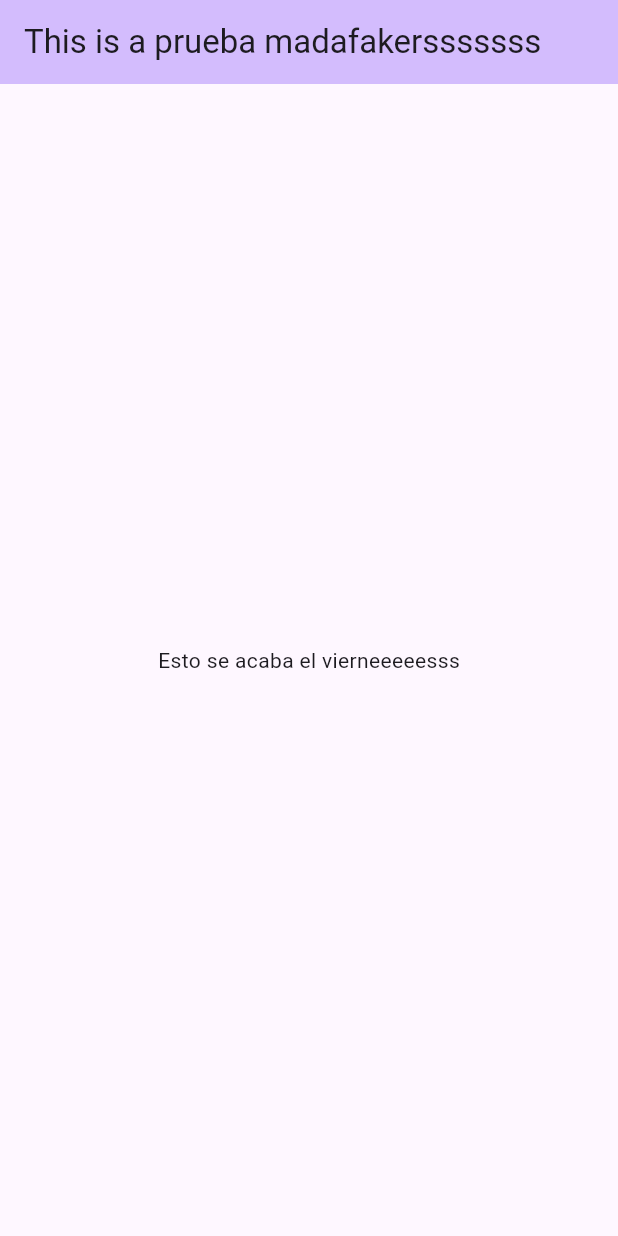
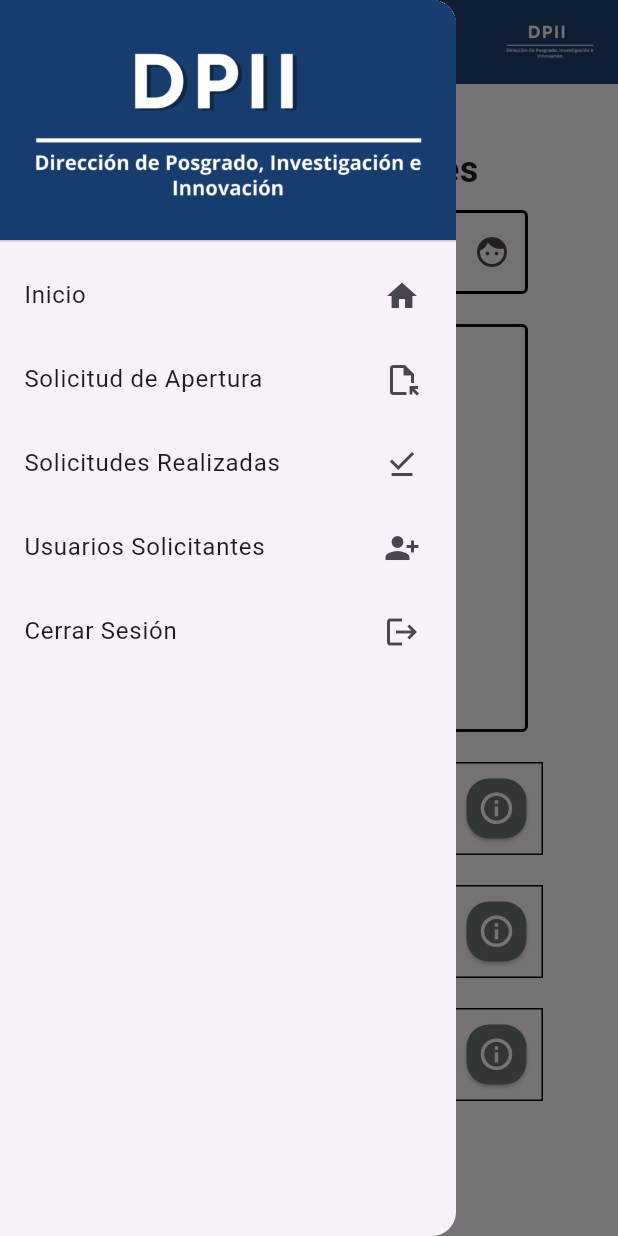
Before and after one commit to GabePay/app-dpii, a Flutter app: the screen it shows after launch, with the side drawer open (before the commit the screen has no drawer), on a phone screen of 412 x 824 dp. Run offline on Flutter 3.47's test engine with Material 3 defaults, Android fonts, the phone set to English and light mode, and no system bars; missing offline and left inert: dart:js, dart:js_interop.

Commit message:
Creacion de Widgets y Components

```diff
--- /dev/null
+++ b/lib/components/DrawerApp.dart
@@ -0,0 +1,59 @@
+import 'package:flutter/cupertino.dart';
+import 'package:flutter/material.dart';
+//Utils
+import 'package:app_dpii/utils/images.dart' as images;
+
+import '../main.dart';
+class DrawerApp extends StatelessWidget{
+  late final MyAppState appState;
+
+  DrawerApp({required this.appState});
+
+  @override
+  Widget build(BuildContext context){
+    return Drawer(
+      child: ListView(
+        padding: EdgeInsets.zero,
+        children: [
+          DrawerHeader(child: Column(
+            mainAxisAlignment: MainAxisAlignment.center,
+            crossAxisAlignment: CrossAxisAlignment.center,
+            children: [
+              Image.asset(
+                images.appLogo,
+                height: 135,
+              ),
+            ],
+          ),
+            decoration: const BoxDecoration(color:Color(0xff173D6E)),
+          ),
+          ListTile(
+            title: Text("Inicio"),
+            trailing: Icon(Icons.home),
+            //onTap: ,
+          ),
+          ListTile(
+            title: Text("Solicitud de Apertura"),
+            trailing: Icon(Icons.file_open_outlined),
+            //onTap: ,
+          ),
+          ListTile(
+            title: Text("Solicitudes Realizadas"),
+            trailing: Icon(Icons.file_download_done_sharp),
+            //onTap: ,
+          ),
+          ListTile(
+            title: Text("Usuarios Solicitantes"),
+            trailing: Icon(Icons.person_add_alt_1),
+            //onTap: ,
+          ),
+          ListTile(
+            title: Text("Cerrar Sesión"),
+            trailing: Icon(Icons.logout),
+            //onTap: ,
+          ),
+        ],
+      ),
+    );
+  }
+}
--- /dev/null
+++ b/lib/components/EvaluadoresBody.dart
@@ -0,0 +1,51 @@
+import 'package:app_dpii/components/ListEvaluadores.dart';
+import 'package:app_dpii/widgets/CardWithButton.dart';
+import 'package:app_dpii/widgets/TextInputWidget.dart';
+import 'package:flutter/cupertino.dart';
+import 'package:flutter/material.dart';
+
+import '../main.dart';
+import '../widgets/TextAreaWidget.dart';
+
+class EvaluadoresBody extends StatelessWidget {
+  late final MyAppState appState;
+  List<String> evaluadores = ["Pepe", "Luis","Charlie"];
+  Color buttonColor = Color(0xff6C757D);
+
+  EvaluadoresBody({required this.appState});
+
+  @override
+  Widget build(BuildContext context) {
+    return Container(
+      padding: EdgeInsets.all(40),
+      child: Center(
+        child: Column(
+          mainAxisAlignment: MainAxisAlignment.start,
+          children: <Widget>[
+            const Text(
+              'Asignar Evaluadores',
+              style: TextStyle(
+                fontSize: 24,
+                fontWeight: FontWeight.bold,
+              ),
+            ),
+            TextInputWidget(icon: Icon(Icons.face),hintText: "Texto de Ejemplo",),//Aqui se muestra el uso del Input
+            TextAreaWidget(),
+            Expanded(
+              child: ListView.builder(
+                itemCount: evaluadores.length,
+                itemBuilder: (BuildContext context, int index) {
+                  return CardWithButton(
+                    onPageChange: appState.changePageAevaluador,
+                    buttonColor: buttonColor,
+                    name: evaluadores[index],
+                  );
+                },
+              ),
+            ),
+          ],
+        ),
+      ),
+    );
+  }
+}
--- a/lib/main.dart
+++ b/lib/main.dart
@@ -1,10 +1,13 @@
+import 'package:app_dpii/components/DrawerApp.dart';
+import 'package:app_dpii/components/EvaluadoresBody.dart';
 import 'package:flutter/material.dart';
 import 'dart:js';
 import 'dart:js_interop';
 import 'package:flutter/foundation.dart';
 //flutter pub add provider
 import 'package:provider/provider.dart';
-
+//Utils
+import 'package:app_dpii/utils/images.dart' as images;
 Future <void> main() async {
   WidgetsFlutterBinding.ensureInitialized();
   runApp(const MyApp());
@@ -26,7 +29,7 @@ class MyApp extends StatelessWidget {
 
           useMaterial3: true,
         ),
-        initialRoute: '/prueba',
+        initialRoute: '/ver-evaluadores',
         routes: {
           '/home': (context) {
             return const MyHomePage(title: 'Vemos',);
@@ -145,49 +148,27 @@ class _VerEvaluadoresState extends State<VerEvaluadores> {
 
     return Scaffold(
       appBar: AppBar(
-        backgroundColor: Theme.of(context).colorScheme.inversePrimary,
-        title: Text("Asignar Evaluadores"),
-      ),
-      body: Center(
-        child: Column(
-          mainAxisAlignment: MainAxisAlignment.start,
-          children: <Widget>[
-            const Text(
-              'Asignar Evaluadores',
-              style: TextStyle(
-                fontSize: 24,
-                fontWeight: FontWeight.bold,
-              ),
-            ),
-            Container(
-              width: double.infinity, // Hace que el Container ocupe todo el ancho de la pantalla
-              padding: const EdgeInsets.all(10.0), // Spacious intern optional
-              margin: const EdgeInsets.all(10.0),
-              decoration: BoxDecoration(
-                border: Border.all(
-                  color: Colors.black, // Color del borde
-                  width: 1.0, // Ancho del borde
-                ),
-              ),
+        backgroundColor: Color(0xff173D6E),
+        elevation: 10,
+        iconTheme: IconThemeData(color: Colors.white),
+        actions: [
+          Padding(
+            padding: const EdgeInsets.all(15),
+            child: Center(
               child: Row(
-                mainAxisAlignment: MainAxisAlignment.spaceBetween, // Alineación opcional
-                children: <Widget>[
-                  Text("netoE"),
-                  ElevatedButton(
-                    onPressed: () {
-                      appState.changePageAevaluador(context);
-                    },
-                    child: const Icon(
-                      Icons.info_outline, // Ícono de la librería de Flutter
-                      color: Colors.white, // Color del ícono
-                    ),
+                children: [
+                  Image.asset(
+                    images.appLogo,
+                    height: 500,
                   )
                 ],
               ),
             ),
-          ],
-        ),
+          )
+        ],
       ),
+      drawer: DrawerApp(appState: appState,),
+      body: EvaluadoresBody(appState: appState,)
     );
   }
 }
--- /dev/null
+++ b/lib/utils/images.dart
@@ -0,0 +1 @@
+const String appLogo = "assets/img/appLogo.png";
--- /dev/null
+++ b/lib/widgets/CardWithButton.dart
@@ -0,0 +1,67 @@
+import 'package:flutter/cupertino.dart';
+import 'package:flutter/material.dart';
+
+import '../main.dart';
+
+class CardWithButton extends StatelessWidget{
+
+  //late final MyAppState appState;
+  final Function(BuildContext) onPageChange;
+  final Color buttonColor;
+  final String name;
+
+  CardWithButton({
+   // required this.appState,
+    required this.buttonColor,
+    required this.name,
+    required this.onPageChange
+  });
+
+
+  @override
+  Widget build(BuildContext context){
+    return Container(
+      width: double.infinity, // Hace que el Container ocupe todo el ancho de la pantalla
+      padding: const EdgeInsets.all(10.0), // Spacious intern optional
+      margin: const EdgeInsets.all(10.0),
+      decoration: BoxDecoration(
+        border: Border.all(
+          color: Colors.black, // Color del borde
+          width: 1.0, // Ancho del borde
+        ),
+      ),
+      child: Row(
+        mainAxisAlignment: MainAxisAlignment.spaceBetween, // Alineación opcional
+        children: <Widget>[
+          Text(name),
+          Container(
+            width: 40,
+            height: 40,
+            transformAlignment: Alignment.center,
+            child: ElevatedButton(
+              style: ButtonStyle(
+                  backgroundColor: MaterialStateProperty.all(buttonColor),
+                shape: MaterialStateProperty.all(
+                  RoundedRectangleBorder(
+                    borderRadius: BorderRadius.circular(15.0),
+                  ),
+                ),
+                padding: MaterialStateProperty.all(EdgeInsets.zero), // Quitar padding
+              ),
+              onPressed: () {
+                //appState.changePageAevaluador(context);
+                onPageChange(context);
+              },
+              child: const Icon(
+                Icons.info_outline, // Ícono de la librería de Flutter
+                color: Colors.white,
+                size: 25,
+                // Color del ícono
+              ),
+            ),
+          )
+        ],
+      ),
+    );
+  }
+}
--- /dev/null
+++ b/lib/widgets/TextAreaWidget.dart
@@ -0,0 +1,29 @@
+import 'package:flutter/cupertino.dart';
+import 'package:flutter/material.dart';
+import 'package:flutter/services.dart';
+
+class TextAreaWidget extends StatelessWidget{
+  final String? hintText;
+
+  TextAreaWidget({this.hintText});
+
+  @override
+  Widget build(BuildContext context){
+    return Container(
+      width: MediaQuery.of(context).size.width,
+      padding: EdgeInsets.symmetric(horizontal: 20,vertical: 10),
+      child: TextField(
+        maxLines: 10,
+        decoration: InputDecoration(
+          focusedBorder: OutlineInputBorder(
+            borderSide: BorderSide(color: Color(0xff173D6E), width: 2.0),
+          ),
+          enabledBorder: OutlineInputBorder(
+            borderSide: BorderSide(color: Colors.black, width: 2.0),
+          ),
+          hintText: hintText != null ? hintText : "Ingrese su Texto"
+        ),
+      ),
+    );
+  }
+}
--- /dev/null
+++ b/lib/widgets/TextInputWidget.dart
@@ -0,0 +1,33 @@
+import 'package:flutter/cupertino.dart';
+import 'package:flutter/material.dart';
+
+
+class TextInputWidget extends StatelessWidget{
+  final Icon? icon;
+  final String? hintText;
+  TextInputWidget(
+      {
+        this.icon,
+        this.hintText,
+      }
+      );
+  @override
+  Widget build(BuildContext context){
+    return Container(
+      padding: EdgeInsets.symmetric(horizontal: 20,vertical: 10),
+      width: MediaQuery.of(context).size.width,
+      child: TextField(
+        decoration: InputDecoration(
+          hintText: hintText != null ? hintText : "Ingresar Texto",
+          suffixIcon: icon != null ? icon : null,
+            focusedBorder: OutlineInputBorder(
+              borderSide: BorderSide(color: Color(0xff173D6E), width: 2.0),
+            ),
+            enabledBorder: OutlineInputBorder(
+              borderSide: BorderSide(color: Colors.black, width: 2.0),
+            )
+        ),
+      ),
+    );
+  }
+}
--- a/pubspec.yaml
+++ b/pubspec.yaml
@@ -58,7 +58,8 @@ flutter:
   # included with your application, so that you can use the icons in
   # the material Icons class.
   uses-material-design: true
-
+  assets:
+    - assets/img/
   # To add assets to your application, add an assets section, like this:
   # assets:
   #   - images/a_dot_burr.jpeg
```
Also changed, not shown: assets/img/appLogo.png (added), lib/components/ListEvaluadores.dart (added), 1 other file.
